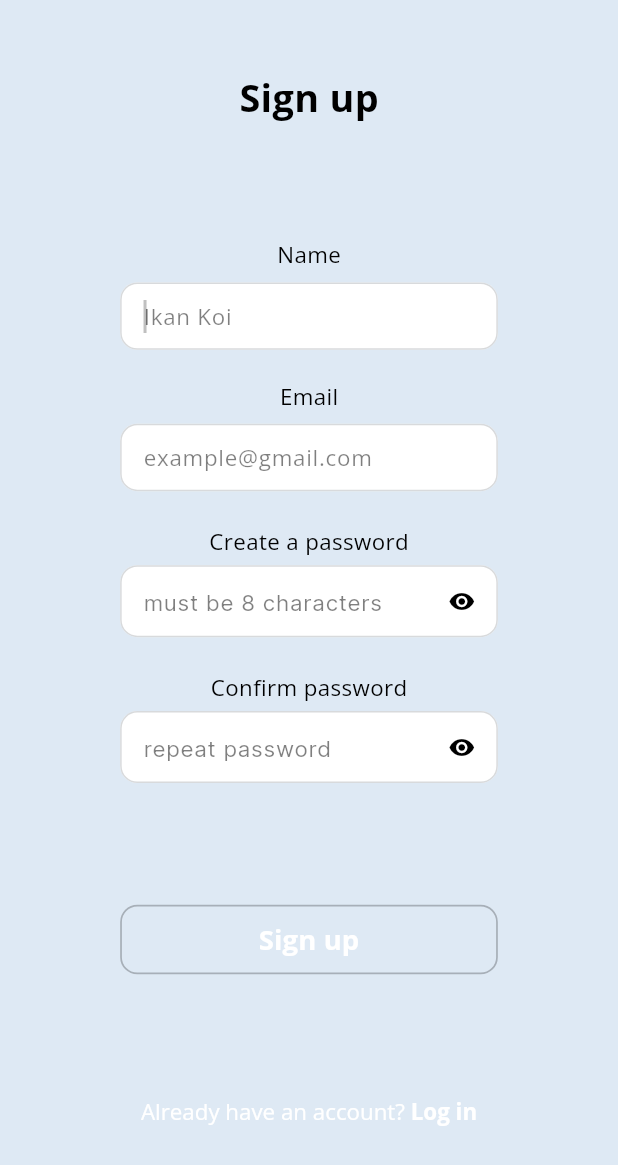
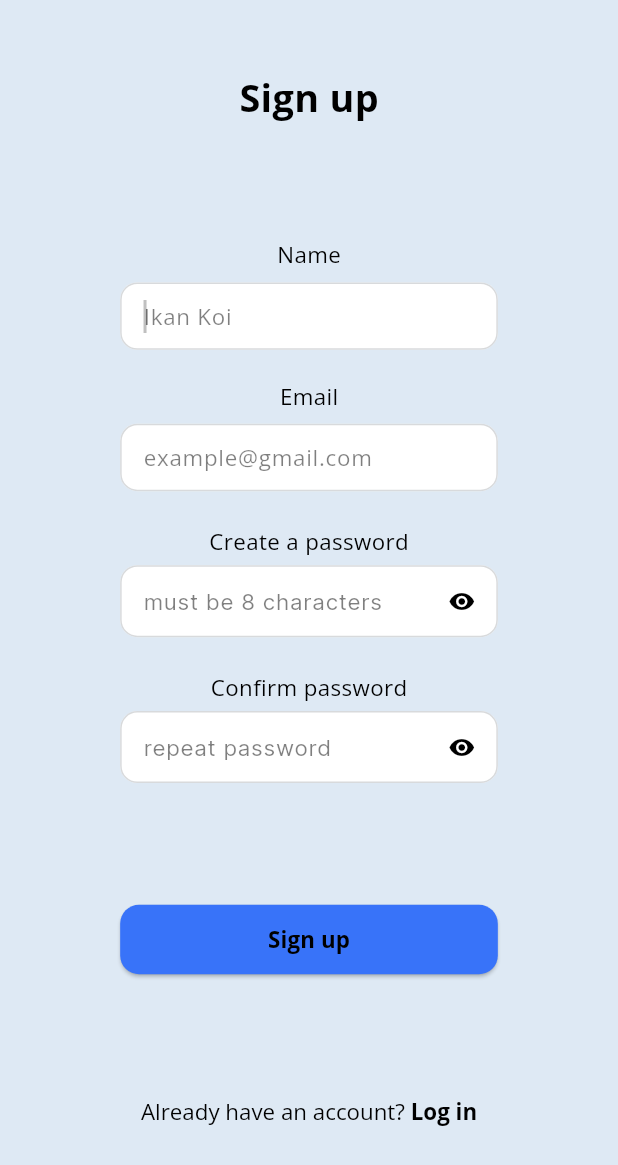
Before and after one commit to ZaeNau/TA-Capstone-Project_AquaKoi, a Flutter app: the screen it shows after launch, after a tap on an icon or button, on a phone screen of 412 x 824 dp. Shown: the top 1165 px of the screen. Run offline on Flutter 3.47's test engine with Material 3 defaults, Android fonts, the phone set to English and light mode, and no system bars; our stand-ins replace cached_network_image, firebase_auth, firebase_core, firebase_database, flutter_svg, fluttertoast and 1 more; accounts and stored records are empty; network calls fail; project files that could hold a hidden picture were left out.

Commit message:
login, register, custom check box update

```diff
--- a/AquaKoi-main/lib/Presentation/login_screen.dart
+++ b/AquaKoi-main/lib/Presentation/login_screen.dart
@@ -1,9 +1,9 @@
 import 'package:flutter/material.dart';
 import 'package:firebase_auth/firebase_auth.dart';
+import 'package:koiaqua/widgets/custom_elevated_button.dart';
 import '../widgets/custom_text_form_field.dart';
 import '../widgets/custom_checkbox_button.dart';
 import '../widgets/custom_outlined_button.dart';
-import '../Presentation/forget_password_screen.dart';
 import '../core/app_export.dart';
 
 class LoginScreen extends StatefulWidget {
@@ -19,6 +19,8 @@ class _LoginScreenState extends State<LoginScreen> {
   final FocusNode passwordFocusNode = FocusNode();
   bool rememberme = false;
   final GlobalKey<FormState> _formKey = GlobalKey<FormState>();
+
+
 
   @override
 Widget build(BuildContext context) {
@@ -89,9 +91,10 @@ Widget build(BuildContext context) {
                   ),
 
                   SizedBox(height: 61.v),
-                  CustomOutlinedButton(
+                  CustomElevatedButton(
                     width: 270.h,
                     text: "Log in",
+                    buttonTextStyle: CustomTextStyles.labelLargeff000000,
                     onPressed: () {
                       onTapLogIn(context);
                     },
@@ -153,6 +156,7 @@ Widget build(BuildContext context) {
         UserCredential userCredential = await FirebaseAuth.instance.signInWithEmailAndPassword(
           email: emailController.text,
           password: passwordController.text,
+
         );
         // Navigate to dashboard if login is successful
         Navigator.pushNamed(context, AppRoutes.dashboardScreen);
--- a/AquaKoi-main/lib/Presentation/register_screen.dart
+++ b/AquaKoi-main/lib/Presentation/register_screen.dart
@@ -1,6 +1,7 @@
 import 'package:flutter/material.dart';
 import 'package:firebase_auth/firebase_auth.dart';
 import 'package:koiaqua/Presentation/login_screen.dart';
+import 'package:koiaqua/widgets/custom_elevated_button.dart';
 import '../widgets/custom_outlined_button.dart';
 import '../widgets/custom_text_form_field.dart';
 import '../core/app_export.dart';
@@ -77,11 +78,11 @@ class RegisterScreen extends StatelessWidget {
                         children: [
                           TextSpan(
                             text: "Already have an account? ",
-                            style: CustomTextStyles.bodyMediumffffffff,
+                            style: CustomTextStyles.bodyMediumff000000,
                           ),
                           TextSpan(
                             text: "Log in",
-                            style: CustomTextStyles.labelLargeffffffff,
+                            style: CustomTextStyles.labelLargeff000000,
                             recognizer: TapGestureRecognizer()
                               ..onTap = () {
                                 Navigator.push(
@@ -111,6 +112,9 @@ class RegisterScreen extends StatelessWidget {
       controller: nameController,
       hintText: "Ikan Koi",
       textInputType: TextInputType.name, onFieldSubmitted: (_) {  },
+      textStyle:  CustomTextStyles.bodyMediumInter.copyWith(
+                                        color: Color(0XFF000000),
+                                      ),
     );
   }
 
@@ -121,6 +125,9 @@ class RegisterScreen extends StatelessWidget {
       controller: emailController,
       hintText: "example@gmail.com",
       textInputType: TextInputType.emailAddress, onFieldSubmitted: (_) {  },
+      textStyle:  CustomTextStyles.bodyMediumInter.copyWith(
+                                        color: Color(0XFF000000),
+                                      ),
     );
   }
 
@@ -132,6 +139,9 @@ class RegisterScreen extends StatelessWidget {
       hintText: "must be 8 characters",
       hintStyle: CustomTextStyles.bodyMediumInterPrimary,
       textInputType: TextInputType.visiblePassword,
+      textStyle:  CustomTextStyles.bodyMediumInter.copyWith(
+                                        color: Color(0XFF000000),
+                                      ),
       obscureText: true, onFieldSubmitted: (_) {  },
     );
   }
@@ -145,15 +155,19 @@ class RegisterScreen extends StatelessWidget {
       hintStyle: CustomTextStyles.bodyMediumInterPrimary,
       textInputAction: TextInputAction.done,
       textInputType: TextInputType.visiblePassword,
+      textStyle:  CustomTextStyles.bodyMediumInter.copyWith(
+                                        color: Color(0XFF000000),
+                                      ),
       obscureText: true, onFieldSubmitted: (_) {  },
     );
   }
 
   /// Section Widget
   Widget _buildSignUp(BuildContext context) {
-    return CustomOutlinedButton(
+    return CustomElevatedButton(
       width: 220.h,
       text: "Sign up",
+      buttonTextStyle: CustomTextStyles.labelLargeff000000,
       onPressed: () {
         onTapSignUp(context);
       },
--- a/AquaKoi-main/lib/widgets/custom_checkbox_button.dart
+++ b/AquaKoi-main/lib/widgets/custom_checkbox_button.dart
@@ -97,8 +97,16 @@ class CustomCheckboxButton extends StatelessWidget {
         vertical: -4,
         horizontal: -4,
       ),
-          value: value ?? false,
-          checkColor: appTheme.gray400,
+      value: value,
+      checkColor: appTheme.blueGray900,
+      activeColor: appTheme.gray100, // Set the active color to gray100
+      fillColor: MaterialStateProperty.resolveWith<Color>((Set<MaterialState> states) {
+        if (states.contains(MaterialState.selected)) {
+          return appTheme.gray100; // Color when selected
+        }
+        return appTheme.gray100; // Color when not selected
+      }),
+      side: BorderSide(color: appTheme.gray100), // Ensuring consistent border color
       onChanged: (value) {
         onChange(value!);
       },
```
Also changed, not shown: AquaKoi-main/pubspec.lock. Lines whose indentation alone changed are shown as unchanged.
